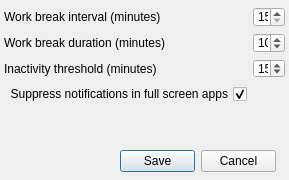
First picture: the form in QWorkBreak/SettingsDialog.ui, repository Leonid-SPB/QWorkBreak, before the edit.
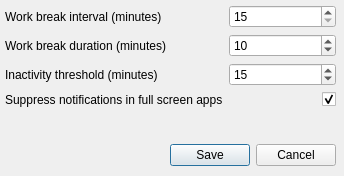
Second picture: the form after the edit.

Commit message: fix for settings dialog UI

The edit to the form file:
```diff
--- a/QWorkBreak/SettingsDialog.ui
+++ b/QWorkBreak/SettingsDialog.ui
@@ -2,26 +2,65 @@
 <ui version="4.0">
  <class>SettingsDialog</class>
  <widget class="QDialog" name="SettingsDialog">
+  <property name="enabled">
+   <bool>true</bool>
+  </property>
   <property name="geometry">
    <rect>
     <x>0</x>
     <y>0</y>
-    <width>289</width>
-    <height>180</height>
+    <width>344</width>
+    <height>176</height>
    </rect>
   </property>
+  <property name="sizePolicy">
+   <sizepolicy hsizetype="Minimum" vsizetype="Minimum">
+    <horstretch>0</horstretch>
+    <verstretch>0</verstretch>
+   </sizepolicy>
+  </property>
   <property name="windowTitle">
    <string>Settings</string>
   </property>
-  <widget class="QWidget" name="formLayoutWidget">
+  <property name="sizeGripEnabled">
+   <bool>false</bool>
+  </property>
+  <widget class="QWidget" name="gridLayoutWidget">
    <property name="geometry">
     <rect>
-     <x>4</x>
-     <y>7</y>
-     <width>281</width>
-     <height>97</height>
+     <x>0</x>
+     <y>0</y>
+     <width>341</width>
+     <height>171</height>
     </rect>
    </property>
+   <layout class="QGridLayout" name="gridLayout">
+    <property name="leftMargin">
+     <number>5</number>
+    </property>
+    <property name="topMargin">
+     <number>5</number>
+    </property>
+    <property name="rightMargin">
+     <number>5</number>
+    </property>
+    <property name="bottomMargin">
+     <number>5</number>
+    </property>
+    <item row="1" column="0">
+     <widget class="QDialogButtonBox" name="buttonBox">
+      <property name="locale">
+       <locale language="English" country="UnitedStates"/>
+      </property>
+      <property name="orientation">
+       <enum>Qt::Horizontal</enum>
+      </property>
+      <property name="standardButtons">
+       <set>QDialogButtonBox::Cancel|QDialogButtonBox::Save</set>
+      </property>
+     </widget>
+    </item>
+    <item row="0" column="0">
    <layout class="QFormLayout" name="formLayout">
     <property name="fieldGrowthPolicy">
      <enum>QFormLayout::AllNonFixedFieldsGrow</enum>
@@ -83,44 +122,33 @@
       </property>
      </widget>
     </item>
-    <item row="3" column="0">
+      <item row="3" column="1">
      <widget class="QCheckBox" name="PauseInFsAppsChk">
       <property name="layoutDirection">
        <enum>Qt::RightToLeft</enum>
       </property>
       <property name="text">
-       <string>Suppress notifications in full screen apps</string>
+         <string/>
       </property>
       <property name="checked">
        <bool>true</bool>
       </property>
      </widget>
     </item>
-   </layout>
-  </widget>
-  <widget class="QDialogButtonBox" name="buttonBox">
-   <property name="geometry">
-    <rect>
-     <x>120</x>
-     <y>150</y>
-     <width>156</width>
-     <height>23</height>
-    </rect>
-   </property>
-   <property name="locale">
-    <locale language="English" country="UnitedStates"/>
-   </property>
-   <property name="orientation">
-    <enum>Qt::Horizontal</enum>
-   </property>
-   <property name="standardButtons">
-    <set>QDialogButtonBox::Cancel|QDialogButtonBox::Save</set>
-   </property>
-  </widget>
- </widget>
- <tabstops>
-  <tabstop>buttonBox</tabstop>
- </tabstops>
+      <item row="3" column="0">
+       <widget class="QLabel" name="label_4">
+        <property name="text">
+         <string>Suppress notifications in full screen apps</string>
+        </property>
+       </widget>
+      </item>
+     </layout>
+    </item>
+   </layout>
+  </widget>
+  <zorder>gridLayoutWidget</zorder>
+  <zorder>formLayoutWidget</zorder>
+ </widget>
  <resources/>
  <connections>
   <connection>
```
Left out of the diff: 28 changed lines with no effect on the pictures. Lines whose indentation alone changed are shown as unchanged.
